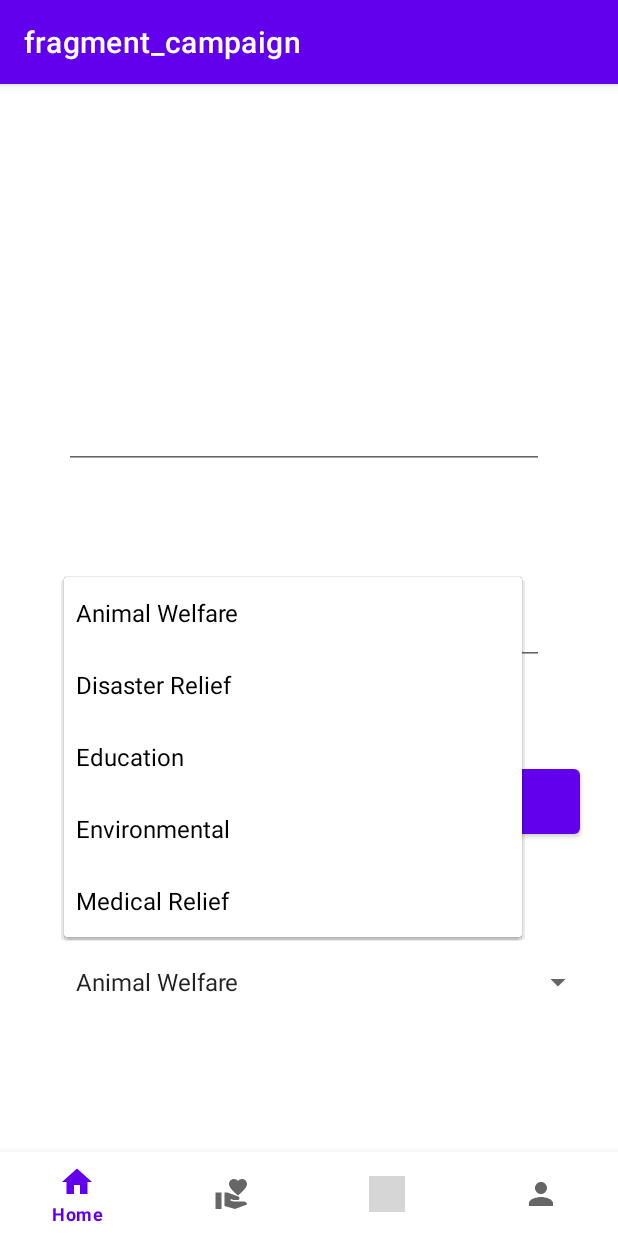
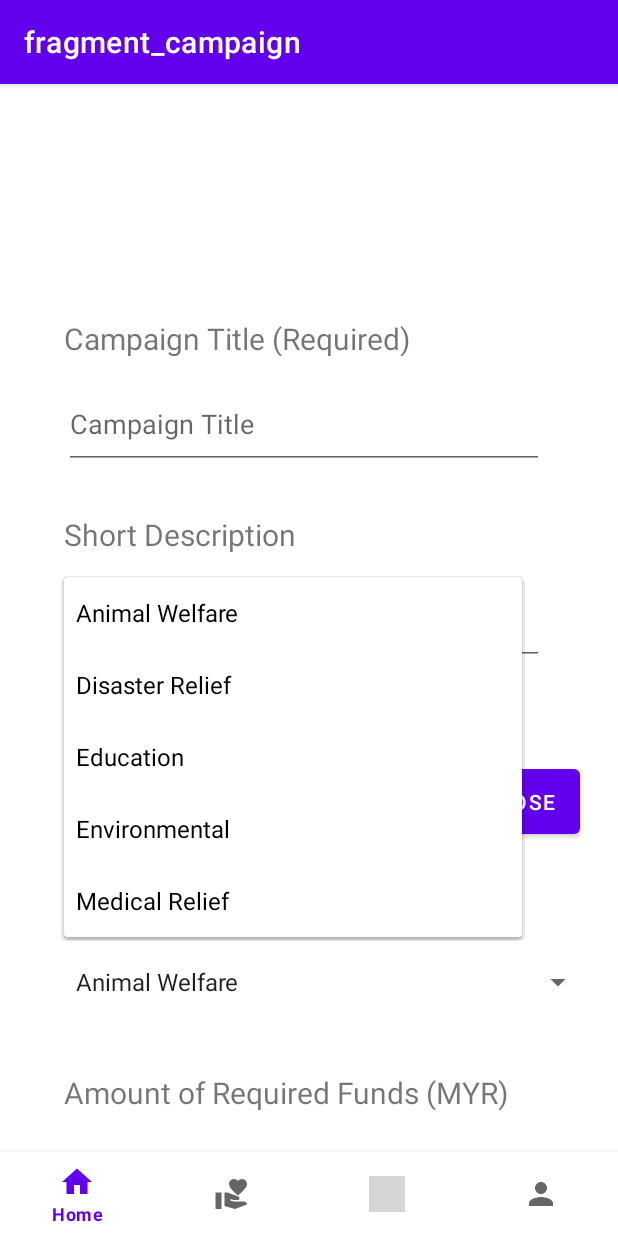
Before and after one commit to wongkiongho/MyAApplication, an Android app: the CampaignFragment screen opened through its navigation route, after a tap on "Animal Welfare", on a phone screen of 412 x 824 dp. Run offline under Robolectric (Android 15) with nearby library versions, the phone set to English and light mode, and no system bars; our stand-ins replace navigation-ui; 1 other tap on this screen came first; grey boxes are pictures that could not be loaded.

Commit message:
upload campaign

```diff
--- a/app/src/main/java/my/edu/tarc/myaapplication/ui/campaign/CampaignFragment.kt
+++ b/app/src/main/java/my/edu/tarc/myaapplication/ui/campaign/CampaignFragment.kt
@@ -14,6 +14,7 @@ import android.widget.*
 import androidx.fragment.app.Fragment
 import my.edu.tarc.myaapplication.R
 import java.util.*
+
 
 
 // TODO: Rename parameter arguments, choose names that match
@@ -112,6 +113,16 @@ class CampaignFragment : Fragment() {
         val nextbutton = view.findViewById<Button>(R.id.nextpage)
 
         nextbutton.setOnClickListener(View.OnClickListener {
+            val titleText = view.findViewById<EditText>(R.id.titleText)
+            val descText = view.findViewById<EditText>(R.id.shortDesc)
+
+            val title = titleText.text.toString().trim()
+            val desc = descText.text.toString().trim()
+
+            if (title.isEmpty() || desc.isEmpty()) {
+                // Show an error message to the user and don't allow them to proceed
+                Toast.makeText(requireContext(), "Please fill in all required fields.", Toast.LENGTH_SHORT).show()
+            } else {
                 val builder: AlertDialog.Builder = AlertDialog.Builder(activity)
                 builder.setTitle("Confirmation")
                     .setMessage("Are you sure you want to proceed?")
@@ -124,6 +135,7 @@ class CampaignFragment : Fragment() {
                             dialog.dismiss()
                         })
                     .show()
+            }
         })
 
         return view
--- a/app/src/main/res/layout/fragment_campaign.xml
+++ b/app/src/main/res/layout/fragment_campaign.xml
@@ -9,7 +9,7 @@
     <FrameLayout
         android:layout_width="match_parent"
         android:layout_height="match_parent"
-        tools:context=".ui.campaign.CampaignFragment">
+        tools:context=".CampaignFragment">
 
         <!-- TODO: Update blank fragment layout -->
         <androidx.constraintlayout.widget.ConstraintLayout
@@ -47,7 +47,7 @@
                 android:textSize="20sp"
                 app:layout_constraintEnd_toEndOf="parent"
                 app:layout_constraintStart_toStartOf="parent"
-                app:layout_constraintTop_toBottomOf="@+id/campaignText" />
+                app:layout_constraintTop_toBottomOf="@+id/titleText" />
 
             <TextView
                 android:id="@+id/category_label"
@@ -56,9 +56,9 @@
                 android:layout_marginStart="50dp"
                 android:layout_marginTop="30dp"
                 android:layout_marginEnd="65dp"
+                android:labelFor="@+id/category_spinner"
                 android:text="@string/campaign_category_required"
                 android:textSize="20sp"
-                android:labelFor="@+id/category_spinner"
                 app:layout_constraintEnd_toEndOf="parent"
                 app:layout_constraintStart_toStartOf="parent"
                 app:layout_constraintTop_toBottomOf="@+id/textView7" />
@@ -70,7 +70,7 @@
                 android:layout_marginStart="50dp"
                 android:layout_marginTop="30dp"
                 android:layout_marginEnd="65dp"
-                android:text="@string/amount_of_required_funds_myr"
+                android:text="Amount of Required Funds (MYR)"
                 android:textSize="20sp"
                 app:layout_constraintEnd_toEndOf="parent"
                 app:layout_constraintStart_toStartOf="parent"
@@ -147,7 +147,7 @@
                 app:layout_constraintTop_toTopOf="@+id/textView15" />
 
             <EditText
-                android:id="@+id/campaignText"
+                android:id="@+id/titleText"
                 android:layout_width="320dp"
                 android:layout_height="60dp"
                 android:layout_marginTop="15dp"
--- a/app/src/main/res/values/strings.xml
+++ b/app/src/main/res/values/strings.xml
@@ -24,18 +24,20 @@
     <string name="Confirmnewpassword">Confirm New Password</string>
     <string name="Companyname">My Aid</string>
     <string name="intro">Welcome back,</string>
+
     <string name="campaign_fragment">Campaign Fragment</string>
     <string name="amount_of_required_funds_myr" />
-    <string name="campaign_title_required" />
-    <string name="short_description" />
-    <string name="campaign_category_required" />
-    <string name="campaign_feature_image_required" />
-    <string name="campaign_end_date" />
-    <string name="choose" />
-    <string name="select" />
-    <string name="campaign_title" />
-    <string name="enter_amount" />
-    <string name="next" />
+    <string name="Next">Next</string>
+    <string name="next">Next</string>
+    <string name="enter_amount">Enter Amount (MYR)</string>
+    <string name="campaign_title">Campaign Title</string>
+    <string name="select">SELECT</string>
+    <string name="choose">CHOOSE</string>
+    <string name="campaign_end_date">Campaign End Date</string>
+    <string name="campaign_feature_image_required">Campaign Feature Image (Required)</string>
+    <string name="campaign_category_required">Campaign Category (Required)</string>
+    <string name="short_description">Short Description</string>
+    <string name="campaign_title_required">Campaign Title (Required)</string>
     <string name="title_home">Home</string>
     <string name="nav_account">Account</string>
 </resources>
```
Lines whose indentation alone changed are shown as unchanged.
